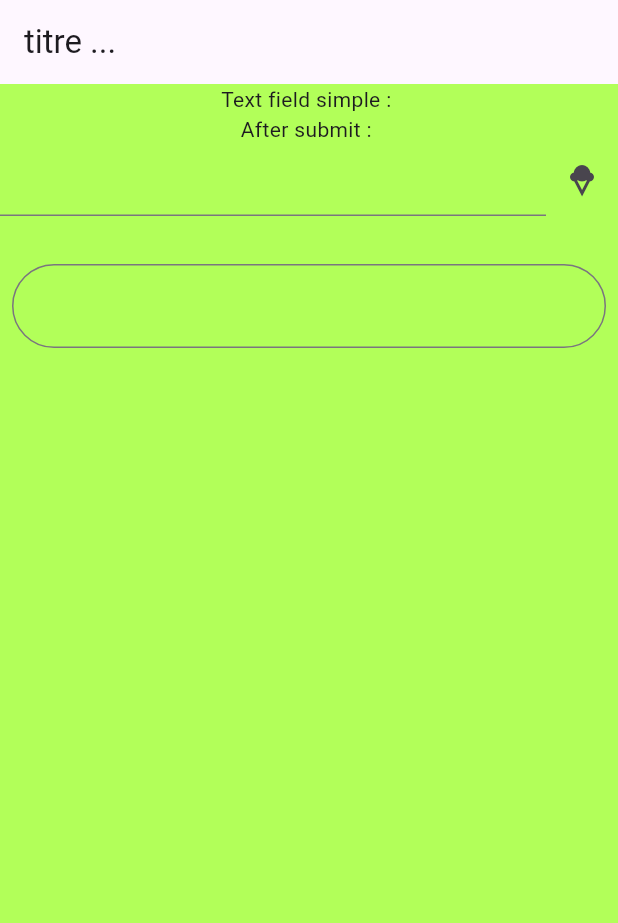
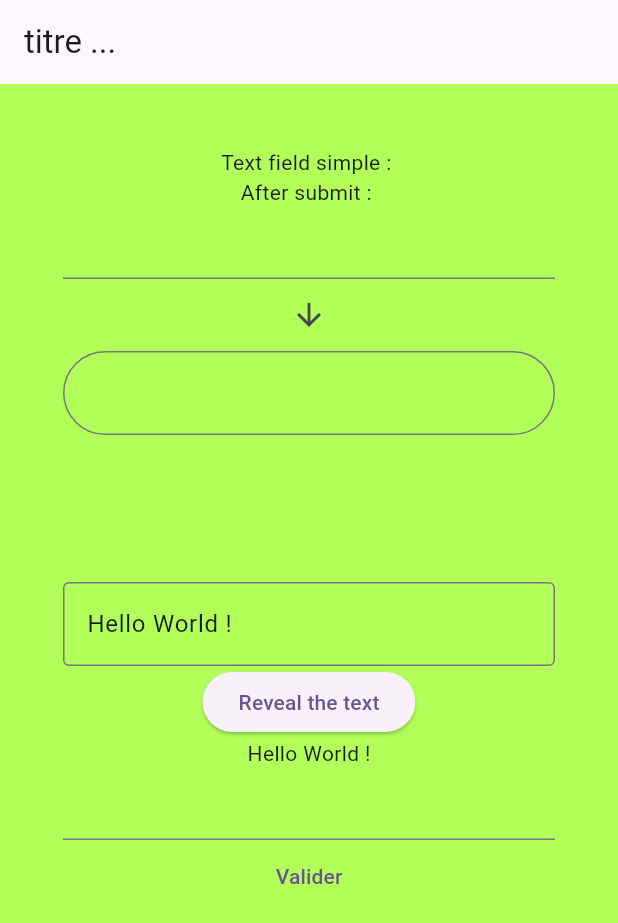
Before and after one commit to FXC-ai/dartProject, a Flutter app: the screen it shows after launch, on a phone screen of 412 x 824 dp. Shown: the top 923 px of the screen. Run offline on Flutter 3.47's test engine with Material 3 defaults, Android fonts, the phone set to English and light mode, and no system bars.

Commit message:
Text controller

```diff
--- a/lib/home_page.dart
+++ b/lib/home_page.dart
@@ -19,20 +19,31 @@ class _HomePageState extends State<HomePage>
 {
   String _simple = "";
   String _afterSubmit = "";
+  late TextEditingController _controller;
 
   final FocusNode _focus = FocusNode(); // cette fonction sert à mettre le focus sur un node
   final FocusNode _next = FocusNode();
+  final FocusNode _forButton = FocusNode();
+
+  final _formKey = GlobalKey<FormState>();
 
   void unfocus (FocusNode focusNode)
   {
     focusNode.unfocus();
   }
 
-  //@override
-  //void initState()
-  //{
-  //  super.initState();
-  //}
+  @override
+  void initState()
+  {
+    super.initState();
+    _controller = TextEditingController(text : "Hello World !");
+  }
+
+  @override
+  void dispose() {
+    _controller.dispose();
+    super.dispose();
+  }
 
   @override
   Widget build(BuildContext context) {
@@ -45,20 +56,17 @@ class _HomePageState extends State<HomePage>
       backgroundColor: Colors.lightGreenAccent,
 
       body: InkWell(
-
         onTap: () {
-          unfocus(_focus); // chaque fois que je clique sur le body cela enleve le focus
+          // chaque fois que je clique sur le body cela enleve le focus
+          unfocus(_focus);
         },
         child: Center(
-          child: Column (
+          child: Padding (
+            padding: const EdgeInsets.all(42),
+            child : Column (
               children: [
                 Text("Text field simple : $_simple"),
                 Text("After submit : $_afterSubmit"),
-              Row(
-                children: [
-                  Expanded(
-                    child:
-
                 TextField(
                   focusNode: _focus,
                   textAlign: TextAlign.center,
@@ -76,17 +84,11 @@ class _HomePageState extends State<HomePage>
                     });
                   },
                 ),
+                IconButton (
+                    onPressed: (){FocusScope.of(context).requestFocus(_next);},
+                    icon: const Icon(Icons.arrow_downward)
                 ),
-                  IconButton(
-                      onPressed: (){FocusScope.of(context).requestFocus(_next);},
-                      icon: const Icon(Icons.icecream)
-                  )
-                ],
-              ),
-                    const SizedBox(height: 24),
-                    Padding(
-                        padding: const EdgeInsets.all(8),
-                        child : TextField(
+                TextField(
                   focusNode: _next,
                   decoration: InputDecoration(
                     border : OutlineInputBorder(
@@ -94,9 +96,52 @@ class _HomePageState extends State<HomePage>
                     )
                   ),
                 ),
+                const SizedBox(height: 98),
+                TextField(
+                  focusNode: _forButton,
+                  controller: _controller,
+                  decoration: const InputDecoration( border: OutlineInputBorder() ),
+                  onSubmitted: (newValue) {
+                    setState(() {
+                    });
+                  },
                 ),
+                ElevatedButton(
+                    onPressed: (() => setState(() {unfocus(_forButton);})),
+                    child: const Text("Reveal the text"),
+                ),
+                Text(_controller.text),
+                Form(
+                  key: _formKey,
+                  child: Column (
+                    children: [
+                      TextFormField(
+                        validator : (value) {
+                          if (value == null || value.isEmpty) {
+                            return "erreur";
+                          }
+                          else {
+                            null;
+                          }
+                        },
+                      ),
+                      TextButton(
+                          onPressed: ()
+                          {
+                            if (_formKey.currentState!.validate()) {
+                              FocusScope.of(context).unfocus();
+                            } else {
+                              print("Nope");
+                            };
+                          },
+                          child: const Text("Valider")
+                      )
+                    ],
+                  )
+                )
               ],
             ),
+          )
         ),
       )
     );
```
Lines whose indentation alone changed are shown as unchanged.
